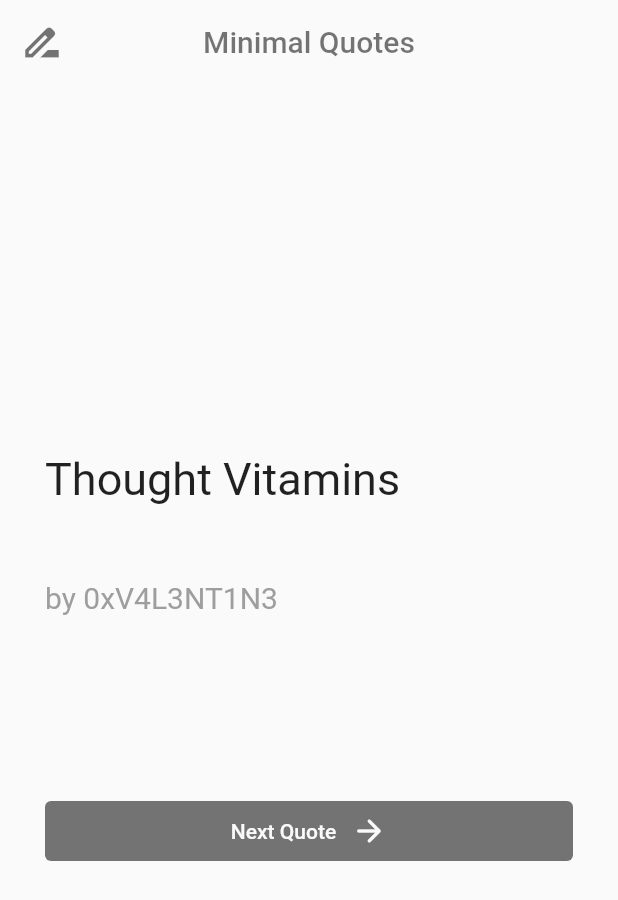
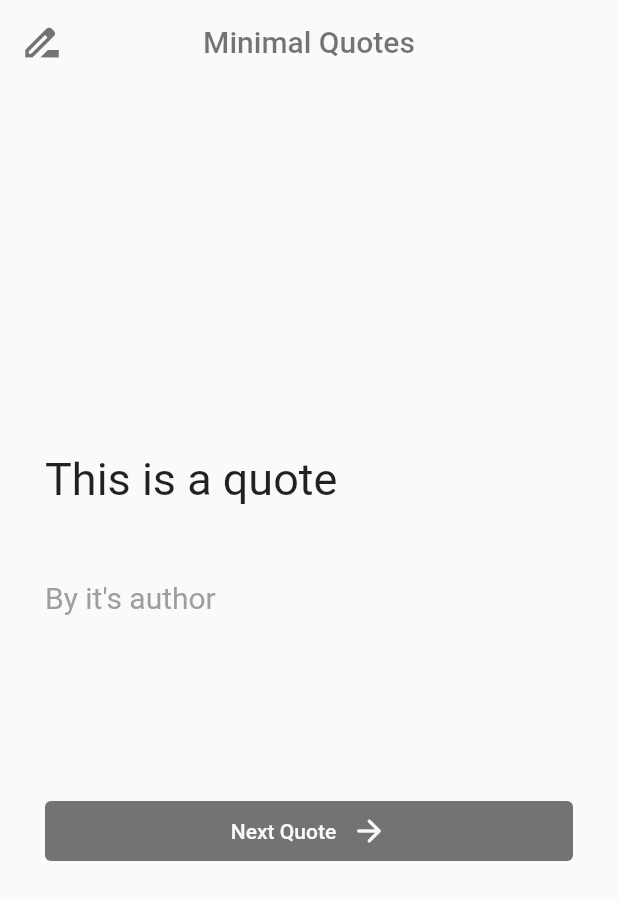
Before and after one commit to 0xV4L3NT1N3/teenedge-mobile-app-dev, a Flutter app: the screen it shows after launch, after a tap on "Next Quote", on a phone screen of 412 x 824 dp. Shown: the top 900 px of the screen. Run offline on Flutter 3.47's test engine with Material 2 defaults, Android fonts, the phone set to English and light mode, and no system bars.

Commit message:
Modified for week 3

```diff
--- a/lib/main.dart
+++ b/lib/main.dart
@@ -1,5 +1,4 @@
 import 'package:flutter/material.dart';
-import 'services/quote_api.dart';
 
 void main() => runApp(MyApp());
 
@@ -9,11 +8,6 @@ class MyApp extends StatefulWidget {
 }
 
 class _MyAppState extends State<MyApp> {
-
-  // variables holding quote and author data, set to a sample at first
-
-  String quote = 'Thought Vitamins';
-  String author = 'by 0xV4L3NT1N3';
 
   @override
   Widget build(BuildContext context) {
@@ -35,22 +29,16 @@ class _MyAppState extends State<MyApp> {
             mainAxisAlignment: MainAxisAlignment.center,
             crossAxisAlignment: CrossAxisAlignment.start,
             children: [
-              Text(quote, style: TextStyle(fontSize: 30)),
+              Text("This is a quote", style: TextStyle(fontSize: 30)),
               SizedBox(height: 50),
-              Text(author, style: TextStyle(fontSize: 20, color: Colors.grey)),
+              Text("By it's author", style: TextStyle(fontSize: 20, color: Colors.grey)),
               SizedBox(height: 120),
               Center(
                 child: TextButton(
                   style: TextButton.styleFrom(backgroundColor: Colors.black54),
-                  onPressed: () async {
+                  onPressed: () {
 
-                    // call the getData function, and update quote variables
-
-                    Map data = await getData();
-                    setState(() {
-                      quote = data["content"];
-                      author = data["author"];
-                    });
+                    // our button function goes here
 
                   },
                   child: Row(
--- a/lib/services/quote_api.dart
+++ /dev/null
@@ -1,13 +0,0 @@
-import 'package:http/http.dart';
-import 'dart:convert';
-
-// this function fetches data from the quote API and passes it to the main page
-// quote API used : https://github.com/lukePeavey/quotable
-
-Future<Map> getData() async {
-  Response response =
-      await get(Uri.parse('https://api.quotable.io/random?maxLength=160'));
-  Map data = jsonDecode(response.body);
-
-  return data;
-}
```
